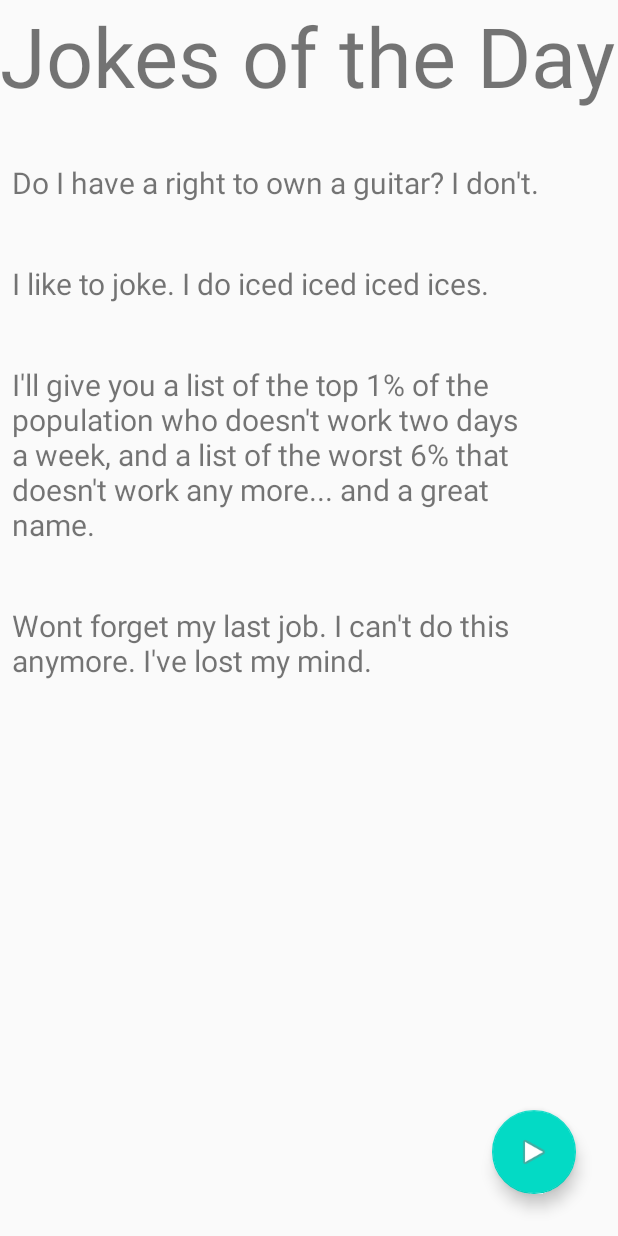
After one commit to hostwriter/ComedyMaker-Android, an Android app: the HomePage screen opened directly, with no data from a screen before it, on a phone screen of 412 x 824 dp. The commit adds this screen. Run offline under Robolectric (Android 15) with nearby library versions, the phone set to English and light mode, and no system bars.

Commit message:
Added HomePage

```diff
--- a/app/src/main/AndroidManifest.xml
+++ b/app/src/main/AndroidManifest.xml
@@ -11,7 +11,11 @@
         android:roundIcon="@mipmap/ic_launcher_round"
         android:supportsRtl="true"
         android:theme="@style/AppTheme">
-        <activity android:name=".AboutPage"></activity>
+        <activity
+            android:name=".HomePage"
+            android:label="@string/title_activity_home_page"
+            android:theme="@style/AppTheme.NoActionBar"></activity>
+        <activity android:name=".AboutPage" />
         <activity android:name=".SavedJokes" />
         <activity
             android:name=".SplashScreen"
--- /dev/null
+++ b/app/src/main/java/com/projektekis/gpt3comedymaker/HomePage.kt
@@ -0,0 +1,55 @@
+package com.projektekis.gpt3comedymaker
+
+import android.content.Intent
+import androidx.appcompat.app.AppCompatActivity
+import android.os.Bundle
+import android.view.LayoutInflater
+import android.view.View
+import android.view.ViewGroup
+import androidx.recyclerview.widget.LinearLayoutManager
+import androidx.recyclerview.widget.RecyclerView
+import com.google.android.material.floatingactionbutton.FloatingActionButton
+import kotlinx.android.synthetic.main.row_layout.view.*
+
+class HomePage : AppCompatActivity() {
+    override fun onCreate(savedInstanceState: Bundle?) {
+        super.onCreate(savedInstanceState)
+        setContentView(R.layout.activity_home_page)
+
+        val defaultList = arrayListOf("Do I have a right to own a guitar? I don't.",
+            "I like to joke. I do iced iced iced ices.",
+            "I'll give you a list of the top 1% of the population who doesn't work two days a week, and " +
+                    "a list of the worst 6% that doesn't work any more... and a great name.",
+            "Wont forget my last job. I can't do this anymore. I've lost my mind.")
+
+        val startButton = findViewById<FloatingActionButton>(R.id.start_button)
+
+        startButton.setOnClickListener{
+            val i = Intent(this, MainActivity::class.java)
+            startActivity(i)
+        }
+        val homeList: RecyclerView = findViewById(R.id.home_list)
+        homeList.layoutManager = LinearLayoutManager(this)
+        homeList.adapter = SavedJokes.Adapter(jokeArrayList = defaultList)
+    }
+
+    class Adapter(val jokeArrayList: ArrayList<String>): RecyclerView.Adapter<MyViewHolder>(){
+
+        override fun onCreateViewHolder(parent: ViewGroup, viewType: Int): MyViewHolder {
+            val layoutInflater = LayoutInflater.from(parent?.context)
+            val cellForRow = layoutInflater.inflate(R.layout.home_row_layout, parent, false)
+            return MyViewHolder(cellForRow)
+        }
+
+        override fun onBindViewHolder(holder: MyViewHolder, position: Int) {
+            val favoriteJoke = jokeArrayList[position]
+            holder.itemView.joke_list_item?.text = favoriteJoke
+        }
+
+        override fun getItemCount(): Int{
+            return jokeArrayList.size
+        }
+    }
+
+    class MyViewHolder(view: View): RecyclerView.ViewHolder(view)
+}
--- a/app/src/main/java/com/projektekis/gpt3comedymaker/SplashScreen.kt
+++ b/app/src/main/java/com/projektekis/gpt3comedymaker/SplashScreen.kt
@@ -12,7 +12,7 @@ class SplashScreen : AppCompatActivity() {
 
         splash_mic.alpha = 0f
         splash_mic.animate().setDuration(1500).alpha(1f).withEndAction{
-            val i = Intent(this, MainActivity::class.java)
+            val i = Intent(this, HomePage::class.java)
             startActivity(i)
             overridePendingTransition(android.R.anim.fade_in, android.R.anim.fade_out)
             finish()
--- a/app/src/main/java/com/projektekis/gpt3comedymaker/model/JokeJSON.kt
+++ /dev/null
@@ -1,3 +0,0 @@
-package com.projektekis.gpt3comedymaker.model
-
-class JokeJSON : ArrayList<JokeJSONItem>()
--- /dev/null
+++ b/app/src/main/res/layout/activity_home_page.xml
@@ -0,0 +1,39 @@
+<?xml version="1.0" encoding="utf-8"?>
+<androidx.constraintlayout.widget.ConstraintLayout xmlns:android="http://schemas.android.com/apk/res/android"
+    xmlns:app="http://schemas.android.com/apk/res-auto"
+    xmlns:tools="http://schemas.android.com/tools"
+    android:layout_width="match_parent"
+    android:layout_height="match_parent"
+    tools:context=".SavedJokes">
+
+    <TextView
+        android:id="@+id/home_header"
+        android:layout_width="match_parent"
+        android:layout_height="100dp"
+        android:autoSizeTextType="uniform"
+        android:text="@string/jokes_of_the_day"
+        app:layout_constraintEnd_toEndOf="parent"
+        app:layout_constraintStart_toStartOf="parent"
+        app:layout_constraintTop_toTopOf="parent" />
+
+    <androidx.recyclerview.widget.RecyclerView
+        android:id="@+id/home_list"
+        android:layout_width="match_parent"
+        android:layout_height="0dp"
+        app:layout_constraintBottom_toBottomOf="parent"
+        app:layout_constraintEnd_toEndOf="parent"
+        app:layout_constraintStart_toStartOf="parent"
+        app:layout_constraintTop_toBottomOf="@+id/home_header" />
+
+    <com.google.android.material.floatingactionbutton.FloatingActionButton
+        android:id="@+id/start_button"
+        android:layout_width="wrap_content"
+        android:layout_height="wrap_content"
+        android:layout_alignParentBottom="true"
+        android:layout_marginEnd="28dp"
+        android:layout_marginBottom="28dp"
+        android:clickable="true"
+        app:layout_constraintBottom_toBottomOf="parent"
+        app:layout_constraintEnd_toEndOf="parent"
+        app:srcCompat="@android:drawable/ic_media_play" />
+</androidx.constraintlayout.widget.ConstraintLayout>
--- a/app/src/main/res/layout/row_layout.xml
+++ b/app/src/main/res/layout/row_layout.xml
@@ -16,6 +16,7 @@
         android:textSize="20sp"
         android:layout_width="match_parent"
         android:layout_height="wrap_content"
+        android:outlineAmbientShadowColor="@color/black_overlay"
         android:layout_marginEnd="24dp"
         android:layout_marginBottom="24dp"
         app:layout_constraintBottom_toBottomOf="parent"
--- a/app/src/main/res/values/styles.xml
+++ b/app/src/main/res/values/styles.xml
@@ -13,5 +13,11 @@
         <item name="colorPrimaryDark">@color/colorPrimaryDark</item>
         <item name="colorAccent">@color/colorAccent</item>
     </style>
+    <style name="AppTheme.NoActionBar">
+        <item name="windowActionBar">false</item>
+        <item name="windowNoTitle">true</item>
+    </style>
+    <style name="AppTheme.AppBarOverlay" parent="ThemeOverlay.AppCompat.Dark.ActionBar" />
+    <style name="AppTheme.PopupOverlay" parent="ThemeOverlay.AppCompat.Light" />
 
 </resources>
```
Also changed, not shown: app/build.gradle (+12 -0 lines), app/src/main/java/com/projektekis/gpt3comedymaker/MainActivity.kt (+2 -5 lines), app/src/main/java/com/projektekis/gpt3comedymaker/model/JokeJSONItem.kt (deleted, +0 -8 lines), app/src/main/res/layout/home_row_layout.xml (added, +48 -0 lines), app/src/main/res/values/dimens.xml (added, +8 -0 lines), app/src/main/res/values/strings.xml (+12 -0 lines).
